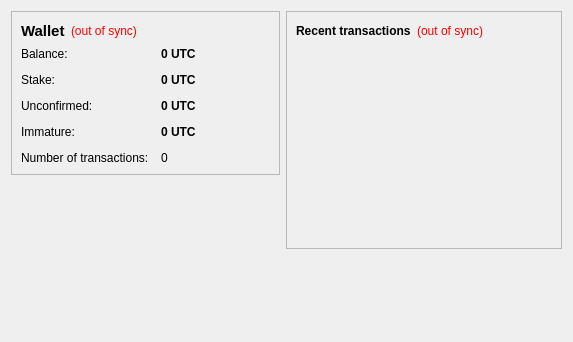
Above: src/qt/forms/overviewpage.ui from ybcoin/ybcoin before the change. Below: the same form after it.
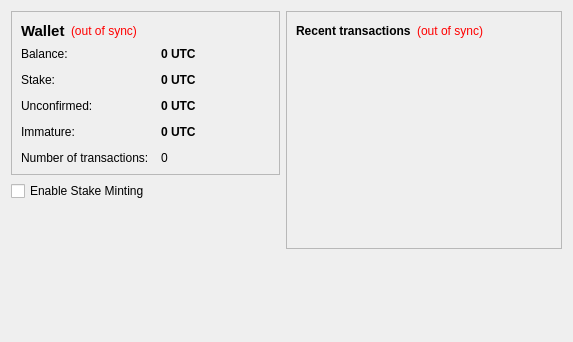
That is the form after the change.

Commit message: Add Stake Minting Checkbox

```diff
--- a/src/qt/forms/overviewpage.ui
+++ b/src/qt/forms/overviewpage.ui
@@ -221,6 +221,13 @@
         </widget>
        </item>
        <item>
+       <widget class="QCheckBox" name="checkBox">
+        <property name="text">
+         <string>Enable Stake Minting</string>
+        </property>
+       </widget>
+      </item>
+      <item>
         <spacer name="verticalSpacer">
          <property name="orientation">
           <enum>Qt::Vertical</enum>
```
The commit also changes 6 other files.
